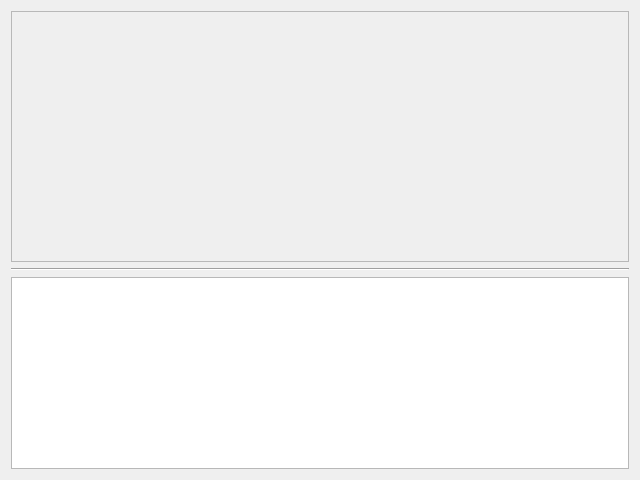
Above: App/Dialogs/SegmentationInspector/SegmentationInspector.ui from FelixdelasPozas/EspINA before the change. Below: the same form after it.
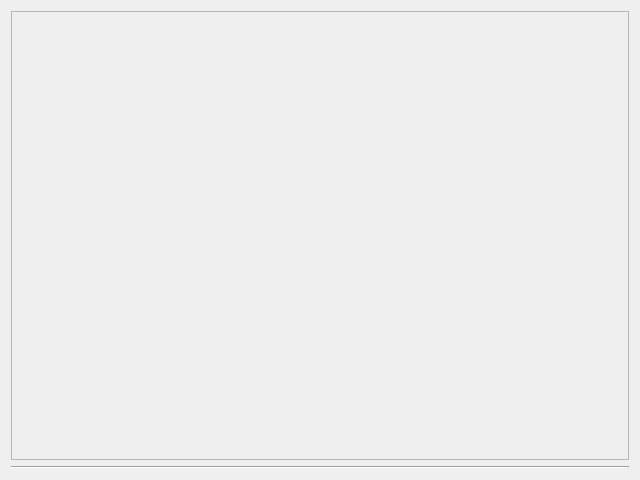
That is the form after the change. Icons and pictures are not drawn.

Commit message:
Use tabular report in segmentation inspector
	tools/seedExtractor.awk

What changed in the file:
```diff
--- a/App/Dialogs/SegmentationInspector/SegmentationInspector.ui
+++ b/App/Dialogs/SegmentationInspector/SegmentationInspector.ui
@@ -19,7 +19,7 @@
   <property name="windowTitle">
    <string>Segmentation Inspector</string>
   </property>
-  <layout class="QVBoxLayout" name="verticalLayout" stretch="1,0,0">
+  <layout class="QVBoxLayout" name="verticalLayout">
    <item>
     <layout class="QHBoxLayout" name="horizontalLayout">
      <item>
@@ -41,8 +41,8 @@
          <rect>
           <x>0</x>
           <y>0</y>
-          <width>618</width>
-          <height>251</height>
+          <width>624</width>
+          <height>457</height>
          </rect>
         </property>
        </widget>
@@ -57,47 +57,6 @@
      </property>
     </widget>
    </item>
-   <item>
-    <widget class="QTableView" name="m_dataView">
-     <property name="sizePolicy">
-      <sizepolicy hsizetype="Expanding" vsizetype="MinimumExpanding">
-       <horstretch>0</horstretch>
-       <verstretch>0</verstretch>
-      </sizepolicy>
-     </property>
-     <property name="minimumSize">
-      <size>
-       <width>0</width>
-       <height>80</height>
-      </size>
-     </property>
-     <property name="baseSize">
-      <size>
-       <width>0</width>
-       <height>0</height>
-      </size>
-     </property>
-     <property name="styleSheet">
-      <string notr="true">QTableView::indicator {
-     width: 15px;
-     height: 15px;
- }
-QTableView::indicator:checked {
-     image: url(:/espina/show_all.svg);
- } 
-QTableView::indicator:unchecked {
-     image: url(:/espina/hide_all.svg);
- } 
-</string>
-     </property>
-     <property name="dragDropMode">
-      <enum>QAbstractItemView::DropOnly</enum>
-     </property>
-     <attribute name="verticalHeaderVisible">
-      <bool>false</bool>
-     </attribute>
-    </widget>
-   </item>
   </layout>
  </widget>
  <resources>
```
Left out of the diff: 2 changed lines with no effect on the pictures. The commit also changes 11 other files.
